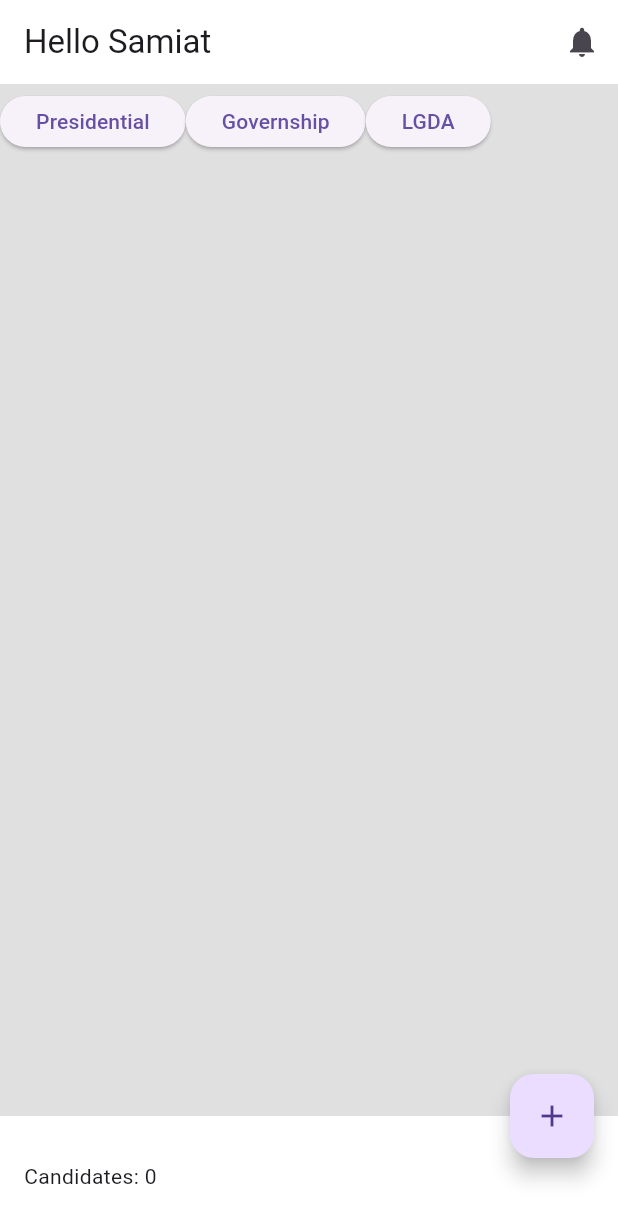
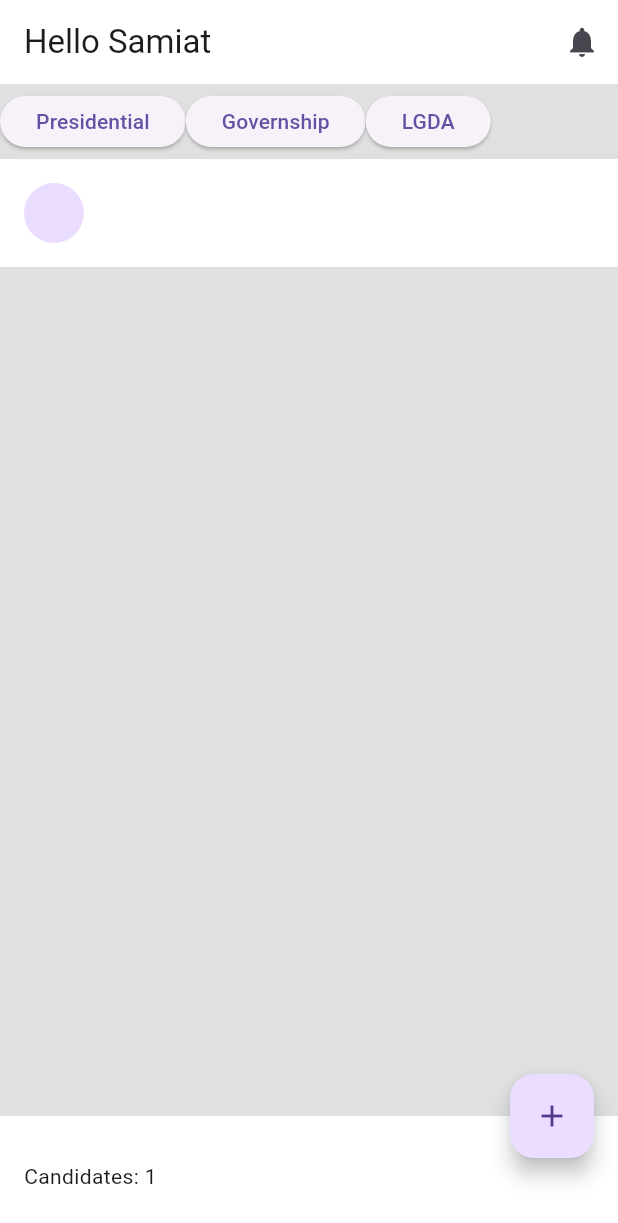
Before and after one commit to michy6133/tp_elections_groupe10, a Flutter app: the screen it shows after launch, on a phone screen of 412 x 824 dp. Shown: the top 1223 px of the screen. Run offline on Flutter 3.47's test engine with Material 3 defaults, Android fonts, the phone set to English and light mode, and no system bars; our stand-ins replace image_picker.

Commit message:
mise à jour

```diff
--- a/lib/main.dart
+++ b/lib/main.dart
@@ -1,5 +1,6 @@
 import 'package:flutter/material.dart';
 import 'package:tp_election/pages/showelect.dart';
+import 'package:tp_election/pages/candidates.dart';
 
 void main() {
   runApp(const MyApp());
@@ -10,12 +11,21 @@ class MyApp extends StatelessWidget {
 
   @override
   Widget build(BuildContext context) {
+    final defaultCandidate = Candidate(
+      id: 0,
+      name: '',
+      surname: '',
+      party: '',
+      bio: '',
+      imageUrl: '',
+    );
+
     return MaterialApp(
       title: 'Flutter Demo',
       theme: ThemeData(
         primarySwatch: Colors.blue,
       ),
-      home: const ShowElectPage(),
+      home: ShowElectPage(candidate: defaultCandidate),
     );
   }
 }
--- a/lib/pages/addelected.dart
+++ b/lib/pages/addelected.dart
@@ -4,8 +4,8 @@ import 'dart:io';
 import 'package:flutter/material.dart';
 import 'package:http/http.dart' as http;
 import 'package:image_picker/image_picker.dart';
-import 'package:tp_election/pages/candidates.dart';
-import 'package:tp_election/pages/showelect.dart';
+import 'candidates.dart';
+import 'showelect.dart';
 
 class AddElectPage extends StatefulWidget {
   @override
@@ -76,6 +76,7 @@ class _AddElectPageState extends State<AddElectPage> {
         request.files.add(imageMultipartFile);
       }
 
+      try {
         final response = await request.send();
 
         if (response.statusCode == 200) {
@@ -85,6 +86,11 @@ class _AddElectPageState extends State<AddElectPage> {
         } else {
           ScaffoldMessenger.of(context).showSnackBar(
             const SnackBar(content: Text('Failed to add candidate')),
+          );
+        }
+      } catch (e) {
+        ScaffoldMessenger.of(context).showSnackBar(
+          const SnackBar(content: Text('Network error: Please check your internet connection')),
         );
       }
 
--- a/lib/pages/showelect.dart
+++ b/lib/pages/showelect.dart
@@ -3,7 +3,9 @@ import 'addelected.dart';
 import 'candidates.dart';
 
 class ShowElectPage extends StatefulWidget {
-  const ShowElectPage({super.key});
+  const ShowElectPage({super.key, required this.candidate});
+
+  final Candidate candidate;
 
   @override
   _ShowElectPageState createState() => _ShowElectPageState();
@@ -18,6 +20,12 @@ class _ShowElectPageState extends State<ShowElectPage> {
     setState(() {
       _candidates.add(candidate);
     });
+  }
+
+  @override
+  void initState() {
+    super.initState();
+    _addCandidate(widget.candidate);
   }
 
   @override
```
Lines whose indentation alone changed are shown as unchanged.
